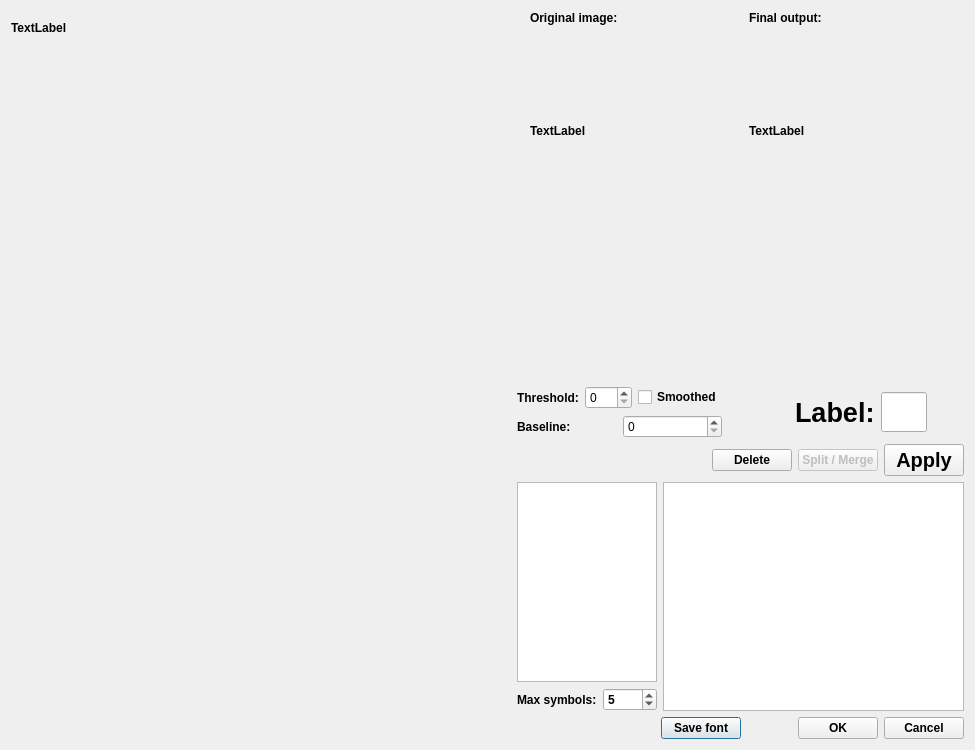
Qt form software/DocCreator/src/FontGenerator/OCRDialog.ui (DocCreator/DocCreator) before a commit.
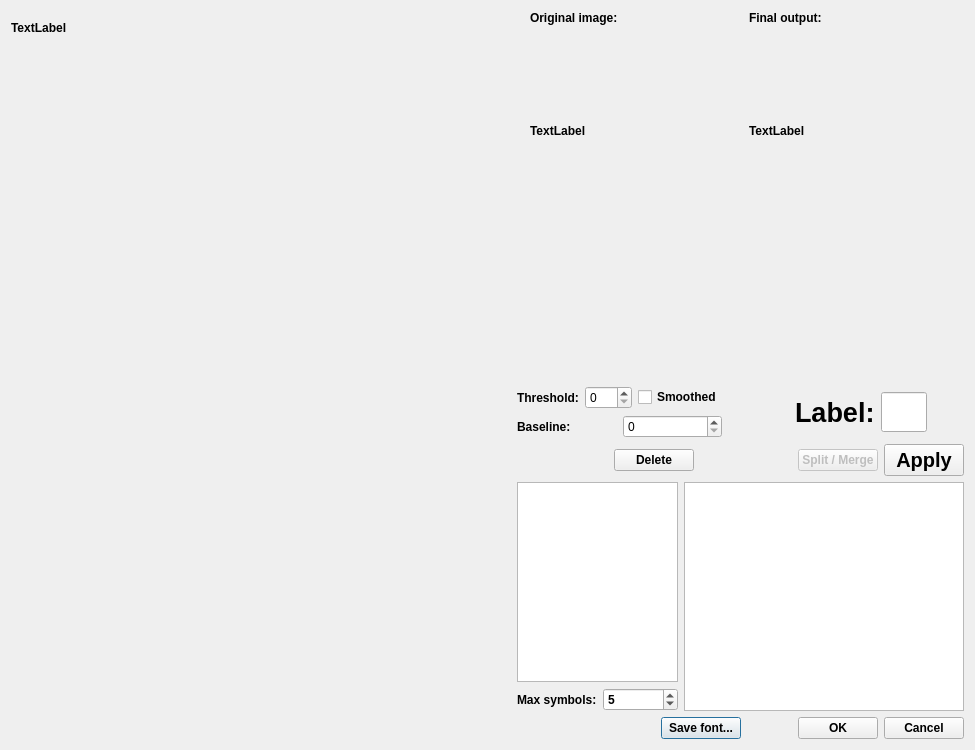
The same form after that commit.

Patch:
```diff
--- a/software/DocCreator/src/FontGenerator/OCRDialog.ui
+++ b/software/DocCreator/src/FontGenerator/OCRDialog.ui
@@ -352,6 +352,19 @@
              </property>
             </widget>
            </item>
+           <item>
+            <spacer name="horizontalSpacer_3b">
+             <property name="orientation">
+              <enum>Qt::Horizontal</enum>
+             </property>
+             <property name="sizeHint" stdset="0">
+              <size>
+               <width>158</width>
+               <height>20</height>
+              </size>
+             </property>
+            </spacer>
+           </item>
            <item>
             <widget class="QPushButton" name="pushButton">
              <property name="enabled">
@@ -387,13 +400,13 @@
               <widget class="QTableWidget" name="tableLetters">
                <property name="minimumSize">
                 <size>
-                 <width>0</width>
+                 <width>100</width>
                  <height>200</height>
                 </size>
                </property>
                <property name="maximumSize">
                 <size>
-                 <width>140</width>
+                 <width>200</width>
                  <height>300</height>
                 </size>
                </property>
@@ -462,7 +475,7 @@
        <item>
         <widget class="QPushButton" name="saveFont">
          <property name="text">
-          <string>Save font</string>
+          <string>Save font...</string>
          </property>
          <property name="checkable">
           <bool>false</bool>
```
